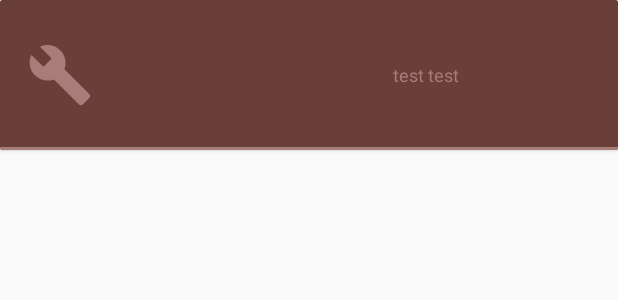
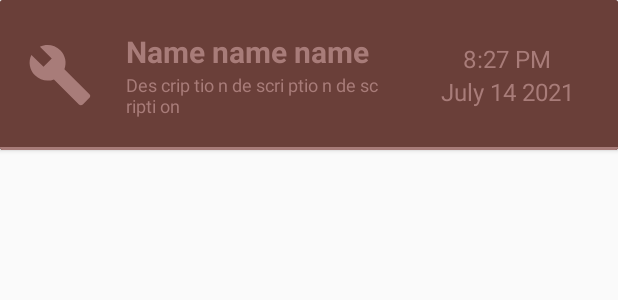
Before and after one commit to kevinkirwan/pillScheduler, an Android app: the layout schedule_item.xml on its own in the app's theme, with its tools: preview values and no code run, on a phone screen of 412 x 824 dp. Shown: the top 300 px of the screen. Run offline under Robolectric (Android 15) with nearby library versions, the phone set to English and light mode, and no system bars; Roboto replaces fonts that are not available here.

```diff
--- a/app/src/main/AndroidManifest.xml
+++ b/app/src/main/AndroidManifest.xml
@@ -5,6 +5,7 @@
     <uses-permission android:name="android.permission.RECEIVE_BOOT_COMPLETED" />
 
     <application
+        android:name=".App"
         android:allowBackup="true"
         android:icon="@mipmap/ic_launcher"
         android:roundIcon="@mipmap/capsule"
@@ -27,6 +28,7 @@
             android:name="preloaded_fonts"
             android:resource="@array/preloaded_fonts" />
         <receiver android:name=".ReminderBroadcast"/>
+        <receiver android:name=".NotificationReceiver" />
     </application>
 
 </manifest>
--- a/app/src/main/res/layout/schedule_item.xml
+++ b/app/src/main/res/layout/schedule_item.xml
@@ -7,42 +7,44 @@
 
 
     <RelativeLayout
-        android:background="@color/colorPrimary"
         android:layout_width="match_parent"
         android:layout_height="100dp"
-        android:padding="0dp"
         android:layout_gravity="center"
-        android:orientation="horizontal">
+        android:background="@color/colorPrimary"
+        android:orientation="horizontal"
+        android:padding="0dp">
 
         <LinearLayout
             android:id="@+id/scheduleItemMenuLL"
-            android:visibility="gone"
-            android:background="@color/colorSecondary"
             android:layout_width="64dp"
             android:layout_height="match_parent"
-            android:orientation="vertical"
             android:layout_alignParentEnd="true"
             android:layout_alignParentRight="true"
             android:layout_marginEnd="0dp"
+            android:layout_marginRight="0dp"
+            android:background="@color/colorSecondary"
             android:gravity="center"
-            android:layout_marginRight="0dp">
+            android:orientation="vertical"
+            android:visibility="gone">
 
             <ImageView
                 android:id="@+id/editIcon"
                 android:layout_width="32dp"
                 android:layout_height="32dp"
                 android:layout_weight="1"
-                app:srcCompat="@drawable/ic_edit"
-                android:tint="@color/colorPrimary"/>
+                android:foregroundTint="@color/colorPrimary"
+                android:tint="@color/colorPrimary"
+                android:backgroundTint="@color/colorPrimary"
+                app:srcCompat="@drawable/ic_edit" />
 
             <ImageView
                 android:id="@+id/deleteIcon"
                 android:layout_width="32dp"
                 android:layout_height="32dp"
                 android:layout_weight="1"
-                app:srcCompat="@drawable/trash_can_2"
-                android:tint="@color/colorPrimary"/>
-
+                android:backgroundTint="@color/colorPrimary"
+                android:tint="@color/colorPrimary"
+                app:srcCompat="@drawable/trash_can_2" />
 
 
         </LinearLayout>
@@ -50,42 +52,96 @@
 
         <ImageView
             android:id="@+id/imageView"
-            app:srcCompat="@drawable/wrench"
-            android:tint="@color/colorSecondary"
-            android:layout_marginLeft="16dp"
-            android:layout_marginStart="16dp"
-            android:foregroundGravity="center_vertical"
-            android:layout_centerVertical="true"
             android:layout_width="48dp"
             android:layout_height="48dp"
             android:layout_alignParentStart="true"
             android:layout_alignParentLeft="true"
-            android:padding="2dp" />
+            android:layout_centerVertical="true"
+            android:layout_marginStart="16dp"
+            android:layout_marginLeft="16dp"
+            android:foregroundGravity="center_vertical"
+            android:padding="2dp"
+            android:tint="@color/colorSecondary"
+            app:srcCompat="@drawable/wrench" />
+
+        <LinearLayout
+            android:id="@+id/nameDescInfo"
+            android:layout_width="180dp"
+            android:layout_height="match_parent"
+            android:layout_centerVertical="true"
+            android:layout_marginStart="20dp"
+            android:layout_marginLeft="20dp"
+            android:layout_toRightOf="@+id/imageView"
+            android:gravity="center"
+            android:orientation="vertical">
 
             <TextView
                 android:id="@+id/reminderName"
-            android:layout_width="150dp"
+                android:layout_width="match_parent"
                 android:layout_height="wrap_content"
-            android:layout_marginLeft="80dp"
-            android:layout_marginStart="80dp"
-            android:layout_centerVertical="true"
                 android:layout_alignParentStart="true"
                 android:layout_alignParentLeft="true"
+                android:layout_centerVertical="true"
+                android:layout_marginStart="0dp"
+                android:layout_marginLeft="0dp"
+                android:text="Name name name"
+                android:textColor="@color/colorSecondary"
+                android:textSize="20sp"
+                android:textStyle="bold"/>
+
+            <TextView
+                android:id="@+id/reminderDesc"
+                android:layout_width="match_parent"
+                android:layout_height="wrap_content"
+                android:layout_alignParentEnd="true"
+                android:layout_alignParentRight="true"
+                android:layout_centerVertical="true"
+                android:layout_marginStart="0dp"
+                android:layout_marginLeft="0dp"
+                android:text="Des crip tio n de scri ptio n de sc ripti on"
+                android:textColor="@color/colorSecondary"
+                android:textSize="12sp" />
+
+        </LinearLayout>
+
+        <LinearLayout
+            android:layout_width="wrap_content"
+            android:layout_height="match_parent"
+            android:layout_centerVertical="true"
+            android:layout_marginStart="0dp"
+            android:padding="8dp"
+            android:layout_alignParentRight="true"
+            android:layout_alignParentEnd="true"
+            android:layout_toRightOf="@+id/nameDescInfo"
+            android:gravity="center"
+            android:orientation="vertical">
+
+            <TextView
+                android:id="@+id/reminderTime"
+                android:layout_width="match_parent"
+                android:layout_height="wrap_content"
+                android:layout_marginStart="0dp"
+                android:layout_marginLeft="0dp"
+                android:text="8:27 PM"
+                android:gravity="center"
                 android:textColor="@color/colorSecondary"
                 android:textSize="16sp" />
 
             <TextView
-            android:id="@+id/reminderDesc"
-            android:layout_width="150dp"
+                android:id="@+id/reminderDataLineTwo"
+                android:layout_width="match_parent"
                 android:layout_height="wrap_content"
+                android:layout_marginStart="0dp"
                 android:layout_marginLeft="0dp"
-            android:layout_marginStart="0dp"
-            android:layout_centerVertical="true"
+                android:text="July 14 2021"
+                android:gravity="center"
                 android:textColor="@color/colorSecondary"
-            android:text="test test"
-            android:textSize="12sp"
-            android:layout_alignParentEnd="true"
-            android:layout_alignParentRight="true" />
+                android:textSize="16sp" />
+
+        </LinearLayout>
+
+
+
 
         <View
             android:id="@+id/card_divider"
@@ -99,12 +155,4 @@
     </RelativeLayout>
 
 
-
-
-
-
-
-
-
-
 </androidx.cardview.widget.CardView>
```
Also changed, not shown: app/src/main/java/com/kevinkirwansoftware/capsule/App.java (added, +26 -0 lines), app/src/main/java/com/kevinkirwansoftware/capsule/ApplicationTools.java (added, +101 -0 lines), app/src/main/java/com/kevinkirwansoftware/capsule/FragmentSchedule.java (+107 -90 lines), app/src/main/java/com/kevinkirwansoftware/capsule/NotificationReceiver.java (added, +17 -0 lines), app/src/main/java/com/kevinkirwansoftware/capsule/RecurringDbHelper.java (+13 -0 lines), app/src/main/java/com/kevinkirwansoftware/capsule/RecurringReminderColumns.java (+11 -1 lines), app/src/main/java/com/kevinkirwansoftware/capsule/ReminderBroadcast.java (+8 -0 lines), app/src/main/java/com/kevinkirwansoftware/capsule/ScheduleDialog.java (+110 -28 lines), app/src/main/java/com/kevinkirwansoftware/capsule/SingleReminder.java (+8 -16 lines), app/src/main/res/layout/collapsed_notification.xml (added, +21 -0 lines), app/src/main/res/layout/expanded_notification.xml (added, +20 -0 lines), 202 other files. Lines whose indentation alone changed are shown as unchanged.
